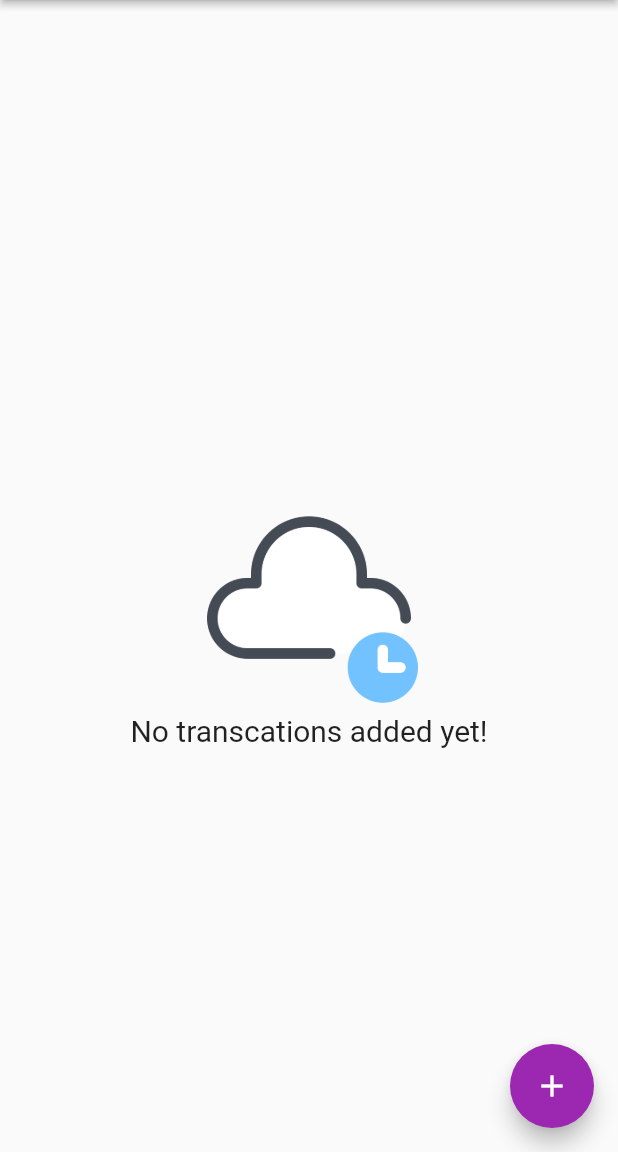
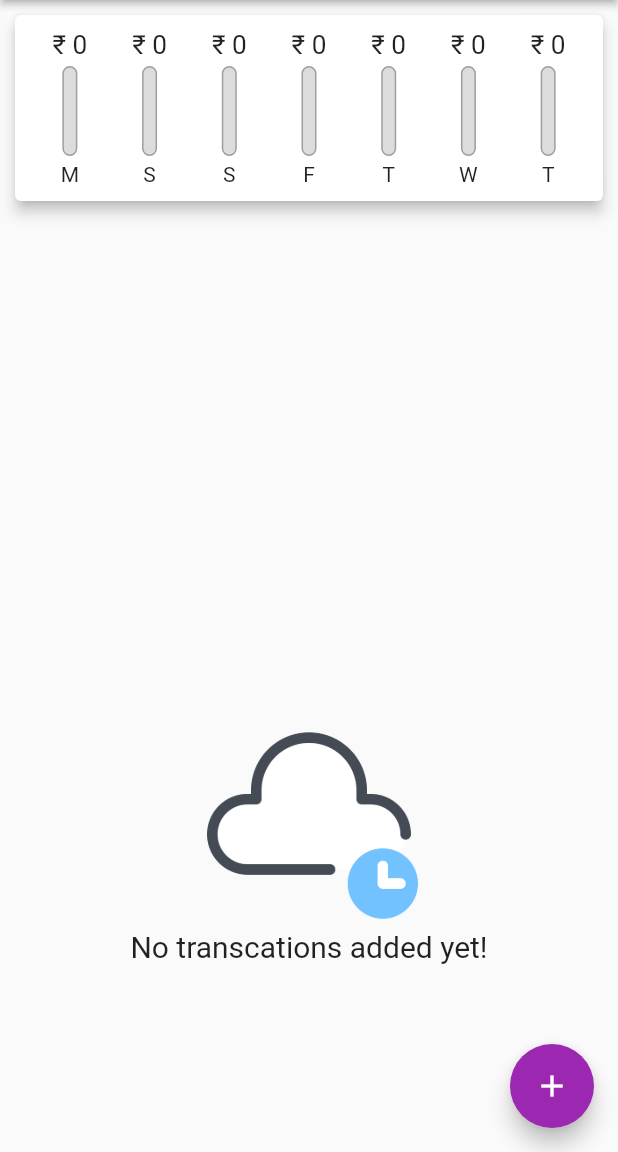
Before and after one commit to Naawaal/Mero-Kharcha, a Flutter app: the screen it shows after launch, on a phone screen of 412 x 824 dp, the part 84-1236 px from its top. Run offline on Flutter 3.47's test engine with Material 2 defaults, Android fonts, the phone set to English and light mode, and no system bars.

Commit message:
Added chart bar

```diff
--- a/lib/screens/homepage.dart
+++ b/lib/screens/homepage.dart
@@ -1,4 +1,5 @@
 import 'package:flutter/material.dart';
+import 'package:mero_kharcha/widgets/chart.dart';
 import 'package:mero_kharcha/widgets/new_transcation.dart';
 import 'package:mero_kharcha/widgets/transcation_list.dart';
 
@@ -13,6 +14,16 @@ class Homepage extends StatefulWidget {
 
 class _HomepageState extends State<Homepage> {
   final List<Transcation> _userTrascations = [];
+
+  List<Transcation> get _recentTranscations {
+    return _userTrascations.where((tx) {
+      return tx.date.isAfter(
+        DateTime.now().subtract(
+          const Duration(days: 7),
+        ),
+      );
+    }).toList();
+  }
 
   void _addNewTranscation(String txTitle, double txAmount) {
     final newTx = Transcation(
@@ -50,6 +61,7 @@ class _HomepageState extends State<Homepage> {
       body: SingleChildScrollView(
         child: Column(
           children: [
+            Chart(recentTranscations: _recentTranscations),
             TranscationList(_userTrascations),
           ],
         ),
--- /dev/null
+++ b/lib/widgets/chart.dart
@@ -0,0 +1,67 @@
+import 'package:flutter/material.dart';
+import 'package:intl/intl.dart';
+import 'package:mero_kharcha/models/transcation.dart';
+import 'package:mero_kharcha/widgets/chart_bar.dart';
+
+class Chart extends StatelessWidget {
+  final List<Transcation> recentTranscations;
+
+  List<Map<String, Object>> get groupedTranscationValues {
+    return List.generate(07, (index) {
+      final weekDay = DateTime.now().subtract(
+        Duration(days: index),
+      );
+      var totalSum = 0.0;
+
+      for (var i = 0; i < recentTranscations.length; i++) {
+        if (recentTranscations[i].date.day == weekDay.day &&
+            recentTranscations[i].date.month == weekDay.month &&
+            recentTranscations[i].date.year == weekDay.year) {
+          totalSum += recentTranscations[i].amount;
+        }
+      }
+
+      return {
+        'day': DateFormat.E().format(weekDay).substring(0, 1),
+        'amount': totalSum
+      };
+    });
+  }
+
+  double get maxSpending {
+    return groupedTranscationValues.fold(0.0, (sum, item) {
+      return sum + (item['amount'] as double);
+    });
+  }
+
+  const Chart({
+    super.key,
+    required this.recentTranscations,
+  });
+
+  @override
+  Widget build(BuildContext context) {
+    return Card(
+      elevation: 4,
+      margin: const EdgeInsets.all(10),
+      child: Container(
+        padding: const EdgeInsets.all(10),
+        child: Row(
+          mainAxisAlignment: MainAxisAlignment.spaceAround,
+          children: groupedTranscationValues.map((data) {
+            return Flexible(
+              fit: FlexFit.tight,
+              child: ChartBar(
+                label: "${data['day']}",
+                spendingAmount: data['amount'] as double,
+                spendingPctOfTotal: maxSpending == 0.0
+                    ? 0.0
+                    : (data['amount'] as double) / maxSpending,
+              ),
+            );
+          }).toList(),
+        ),
+      ),
+    );
+  }
+}
--- /dev/null
+++ b/lib/widgets/chart_bar.dart
@@ -0,0 +1,62 @@
+import 'package:flutter/material.dart';
+
+class ChartBar extends StatelessWidget {
+  final String label;
+  final double spendingAmount;
+  final double spendingPctOfTotal;
+
+  const ChartBar({
+    super.key,
+    required this.label,
+    required this.spendingAmount,
+    required this.spendingPctOfTotal,
+  });
+
+  @override
+  Widget build(BuildContext context) {
+    return Column(
+      children: [
+        Container(
+          height: 20,
+          child: FittedBox(
+            child: Text('₹ ${spendingAmount.toStringAsFixed(0)}'),
+          ),
+        ),
+        const SizedBox(
+          height: 4,
+        ),
+        Container(
+          height: 60,
+          width: 10,
+          child: Stack(
+            children: [
+              Container(
+                decoration: BoxDecoration(
+                  border: Border.all(
+                    color: Colors.grey,
+                    width: 1.0,
+                  ),
+                  color: const Color.fromRGBO(220, 220, 220, 1),
+                  borderRadius: BorderRadius.circular(10),
+                ),
+              ),
+              FractionallySizedBox(
+                heightFactor: spendingPctOfTotal,
+                child: Container(
+                  decoration: BoxDecoration(
+                    color: Theme.of(context).primaryColor,
+                    borderRadius: BorderRadius.circular(10),
+                  ),
+                ),
+              ),
+            ],
+          ),
+        ),
+        const SizedBox(
+          height: 4,
+        ),
+        Text(label),
+      ],
+    );
+  }
+}
```
Also changed, not shown: lib/widgets/transcation_list.dart (+20 -33 lines).
